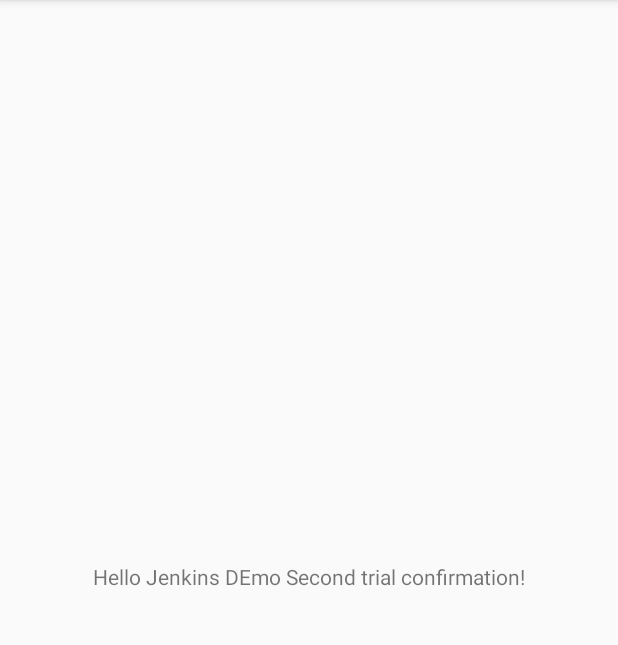
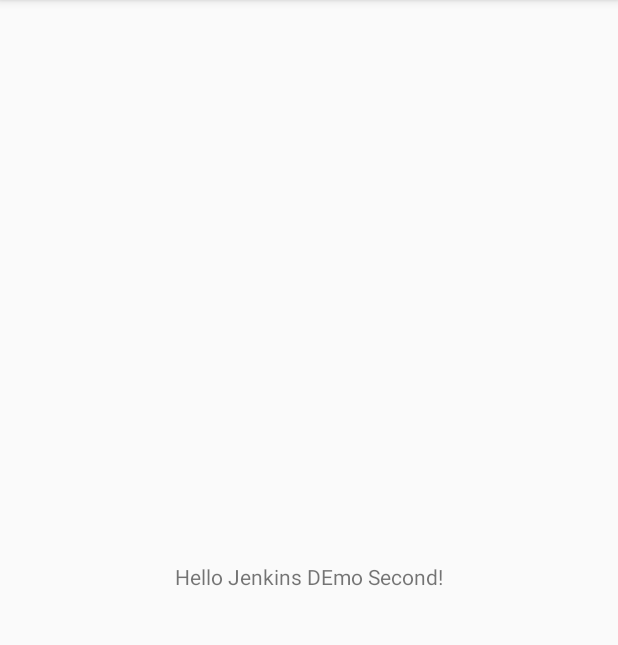
Before and after one commit to KalyaniKurnawal/Jen, an Android app: the screen it shows after launch (MainActivity), on a phone screen of 412 x 824 dp, the part 84-729 px from its top. Run offline under Robolectric (Android 15) with nearby library versions, the phone set to English and light mode, and no system bars.

Commit message:
Commited from Android Studio

```diff
--- a/JDemo/app/src/main/res/layout/activity_main.xml
+++ b/JDemo/app/src/main/res/layout/activity_main.xml
@@ -9,7 +9,7 @@
     <TextView
         android:layout_width="wrap_content"
         android:layout_height="wrap_content"
-        android:text="Hello Jenkins DEmo Second trial confirmation!"
+        android:text="Hello Jenkins DEmo Second!"
         app:layout_constraintBottom_toBottomOf="parent"
         app:layout_constraintLeft_toLeftOf="parent"
         app:layout_constraintRight_toRightOf="parent"
```
